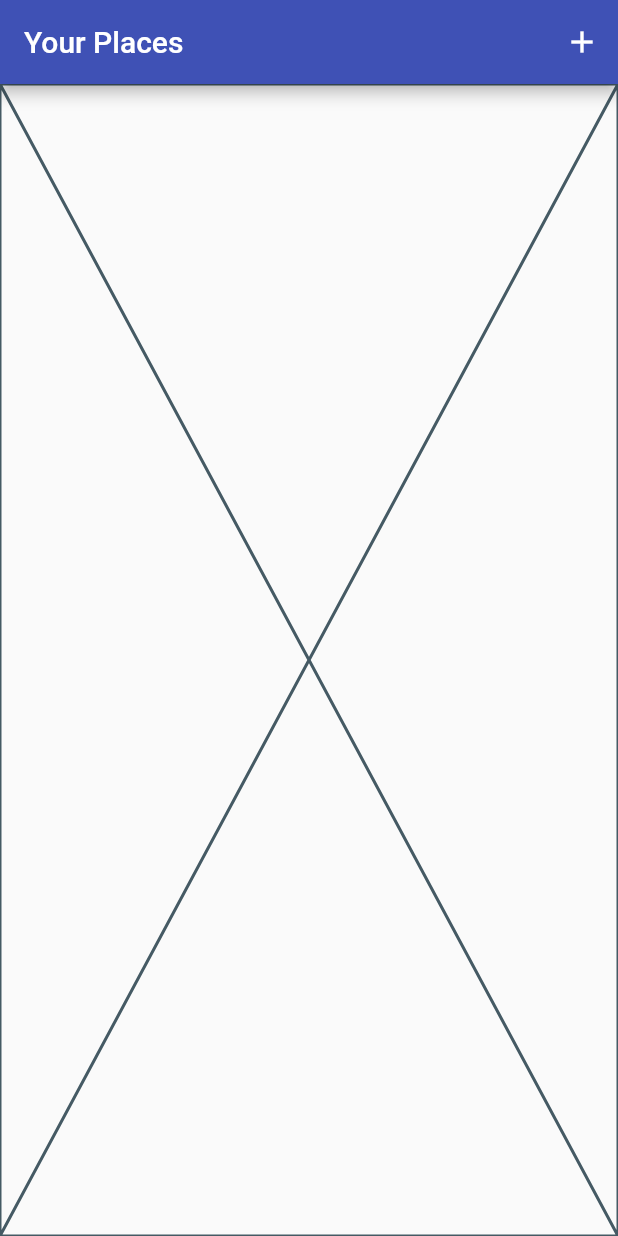
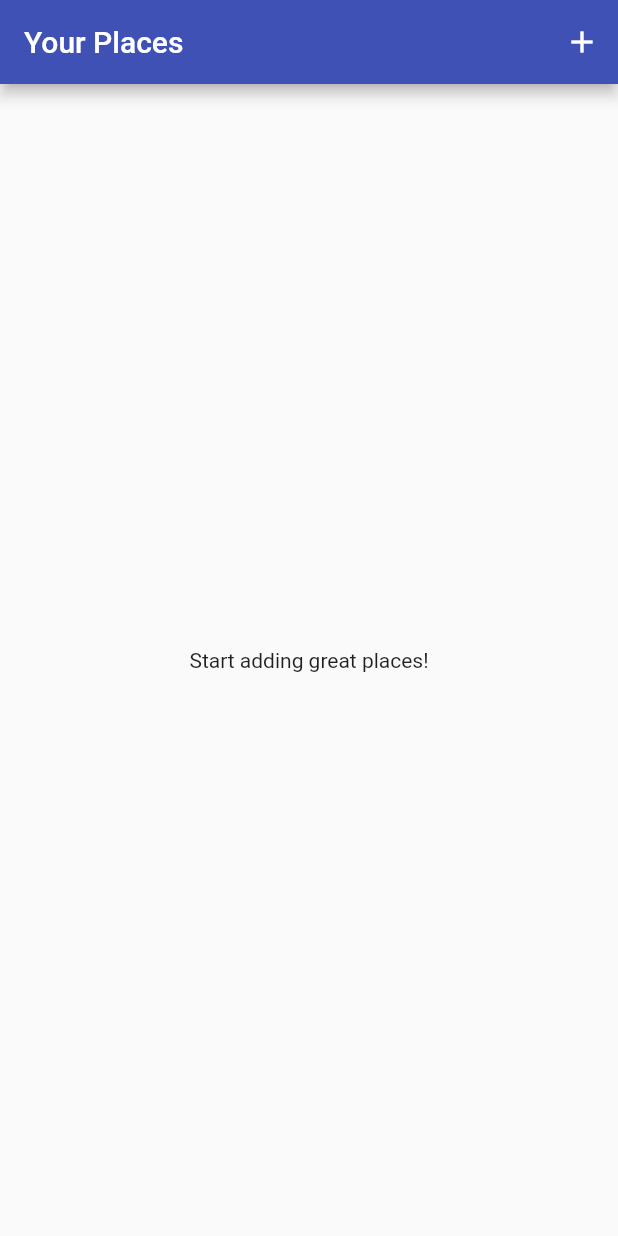
Before and after one commit to daviditco4/great-places-app, a Flutter app: the screen it shows after launch, on a phone screen of 412 x 824 dp. Run offline on Flutter 3.47's test engine with Material 2 defaults, Android fonts, the phone set to English and light mode, and no system bars; our stand-ins replace image_picker.

Commit message:
Create UI for the places overview page

```diff
--- a/lib/models/location.dart
+++ b/lib/models/location.dart
@@ -1,11 +1,9 @@
 class Location {
-  const Location({
-    required this.latitude,
-    required this.longitude,
-    this.address,
-  });
-
-  final double latitude;
-  final double longitude;
-  final String? address;
+  const Location({required this.lat, required this.long, this.addr});
+  final double lat;
+  final double long;
+  final String? addr;
+  String _coToString(double co) => co.toStringAsFixed(5).replaceFirst('.', ',');
+  @override
+  String toString() => addr ?? '${_coToString(lat)}°N ${_coToString(long)}°W';
 }
--- a/lib/pages/view/places_overview_page.dart
+++ b/lib/pages/view/places_overview_page.dart
@@ -1,5 +1,7 @@
 import 'package:flutter/material.dart';
+import 'package:provider/provider.dart';
 
+import '../../models/places.dart';
 import '../add/add_place_page.dart';
 
 class PlacesOverviewPage extends StatelessWidget {
@@ -17,7 +19,37 @@ class PlacesOverviewPage extends StatelessWidget {
           ),
         ],
       ),
-      body: const Placeholder(),
+      body: Consumer<Places>(
+        child: const Center(child: Text('Start adding great places!')),
+        builder: (_, places, child) {
+          final placesValues = places.values;
+
+          return placesValues.isEmpty
+              ? child!
+              : ListView.separated(
+                  itemCount: placesValues.length,
+                  itemBuilder: (_, index) {
+                    final place = placesValues[index];
+
+                    return ListTile(
+                      onTap: () {},
+                      leading: SizedBox.fromSize(
+                        size: const Size.square(50.0),
+                        child: Image.file(
+                          place.image,
+                          fit: BoxFit.cover,
+                          filterQuality: FilterQuality.medium,
+                        ),
+                      ),
+                      title: Text(place.title),
+                      subtitle: Text('${place.location}'),
+                      trailing: const Icon(Icons.info_outline),
+                    );
+                  },
+                  separatorBuilder: (_, __) => const Divider(),
+                );
+        },
+      ),
     );
   }
 }
```
